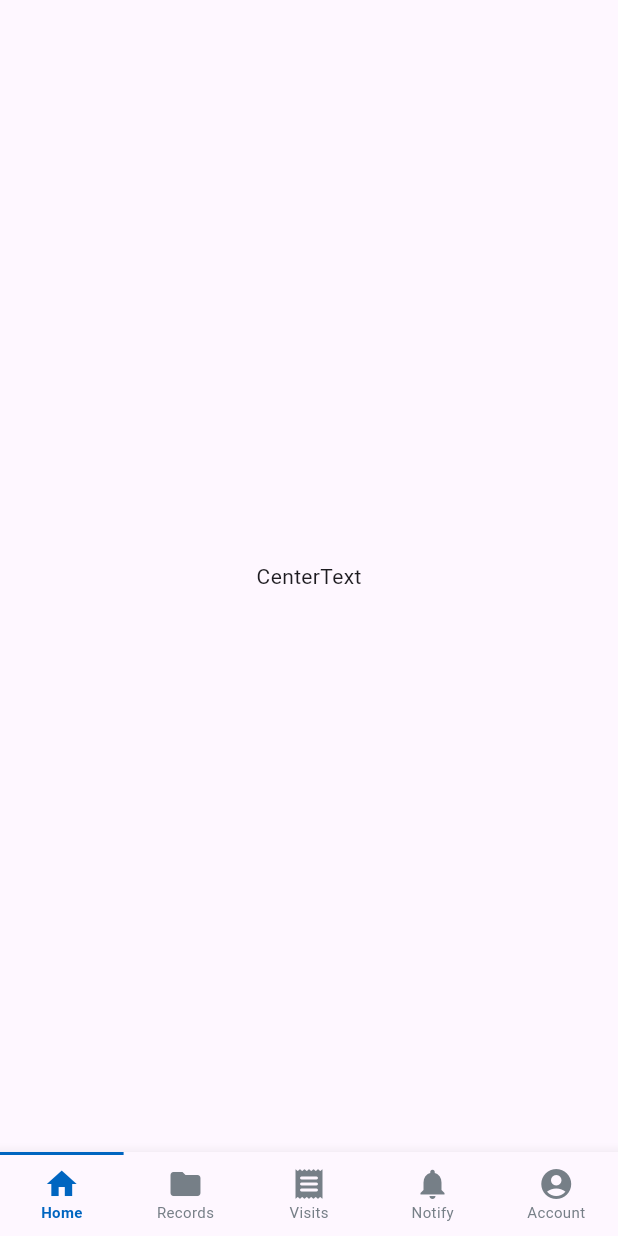
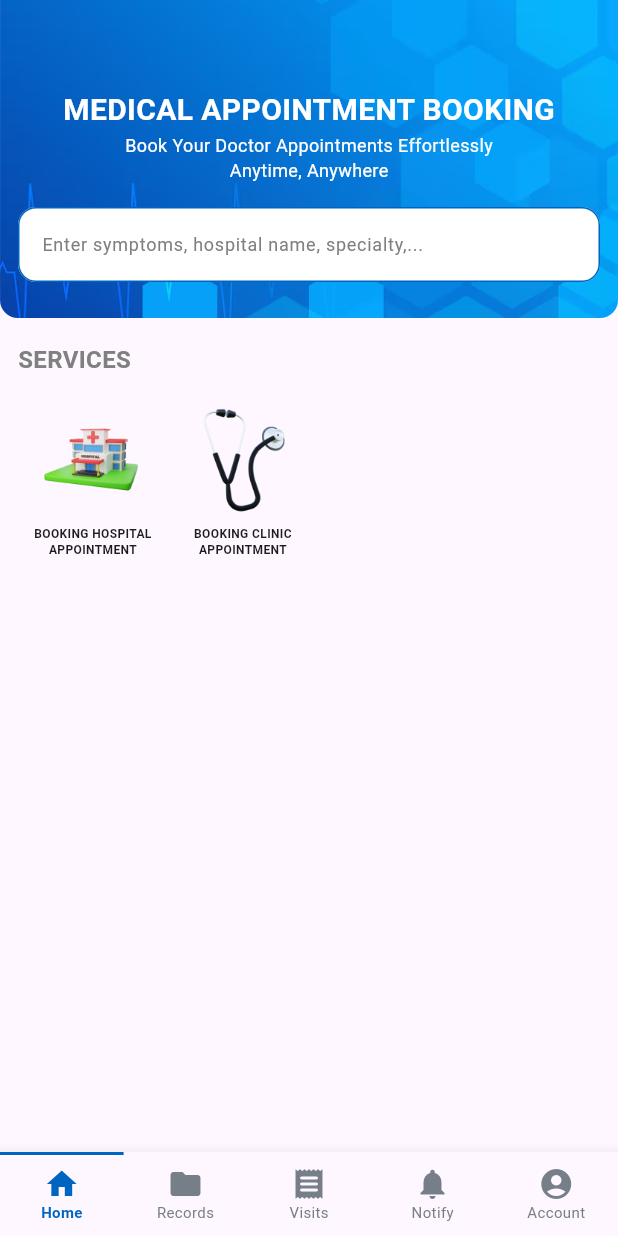
Before and after one commit to wirisungs/tpedical, a Flutter app: the screen it shows after launch, on a phone screen of 412 x 824 dp. Run offline on Flutter 3.47's test engine with Material 3 defaults, Android fonts, the phone set to English and light mode, and no system bars; our stand-ins replace bloc, flutter_svg; generated files the repository leaves out were written again.

Commit message:
basic function UI homepage

```diff
--- a/lib/app/view/main_views/home_page.dart
+++ b/lib/app/view/main_views/home_page.dart
@@ -1,4 +1,6 @@
 import 'package:flutter/material.dart';
+import 'package:flutter_svg/flutter_svg.dart';
+import 'package:tpedical/components/colors.dart';
 
 class HomePage extends StatefulWidget {
   const HomePage({super.key});
@@ -20,8 +22,15 @@ class _HomePageState extends State<HomePage> {
   Widget build(BuildContext context) {
     return SafeArea(
       child: Scaffold(
-        body: const Center(
-          child: Text('CenterText'),
+        body: const Column(
+          crossAxisAlignment: CrossAxisAlignment.start,
+          children: [
+            SearchBarArea(),
+            SizedBox(
+              height: 16,
+            ),
+            ServiceArea(),
+          ],
         ),
         bottomNavigationBar: Stack(
           children: [
@@ -54,7 +63,6 @@ class _HomePageState extends State<HomePage> {
               unselectedFontSize: 10,
               showSelectedLabels: true,
               showUnselectedLabels: true,
-              // ignore: lines_longer_than_80_chars
               selectedLabelStyle: const TextStyle(fontWeight: FontWeight.w700),
             ),
             Positioned(
@@ -71,3 +79,161 @@ class _HomePageState extends State<HomePage> {
     );
   }
 }
+
+class SearchBarArea extends StatefulWidget {
+  const SearchBarArea({super.key});
+
+  @override
+  State<SearchBarArea> createState() => _SearchBarAreaState();
+}
+
+class _SearchBarAreaState extends State<SearchBarArea> {
+  @override
+  Widget build(BuildContext context) {
+    return Container(
+      width: double.infinity,
+      height: 212,
+      decoration: const BoxDecoration(
+        image: DecorationImage(
+          image: AssetImage('assets/search_background.png'),
+          fit: BoxFit.cover,
+        ),
+        borderRadius: BorderRadius.only(
+          bottomLeft: Radius.circular(12),
+          bottomRight: Radius.circular(12),
+        ),
+      ),
+      child: const Padding(
+        padding: EdgeInsets.symmetric(horizontal: 12),
+        child: Padding(
+          padding: EdgeInsets.symmetric(vertical: 24),
+          child: Column(
+            mainAxisAlignment: MainAxisAlignment.end,
+            children: [
+              Text(
+                'MEDICAL APPOINTMENT BOOKING',
+                style: TextStyle(
+                  color: Colors.white,
+                  fontSize: 20,
+                  fontWeight: FontWeight.w700,
+                ),
+              ),
+              Text(
+                'Book Your Doctor Appointments Effortlessly',
+                style: TextStyle(
+                  color: Colors.white,
+                  fontSize: 12,
+                ),
+              ),
+              Text(
+                'Anytime, Anywhere',
+                style: TextStyle(
+                  color: Colors.white,
+                  fontSize: 12,
+                ),
+              ),
+              SizedBox(
+                height: 16,
+              ),
+              TextField(
+                decoration: InputDecoration(
+                  hintText: 'Enter symptoms, hospital name, specialty,...',
+                  hintStyle: TextStyle(color: AppColor.normalGray),
+                  fillColor: Colors.white,
+                  filled: true,
+                  enabledBorder: OutlineInputBorder(
+                    borderRadius: BorderRadius.all(Radius.circular(12)),
+                    borderSide: BorderSide(color: AppColor.primary),
+                  ),
+                  focusedBorder: OutlineInputBorder(
+                    borderRadius: BorderRadius.all(Radius.circular(12)),
+                    borderSide: BorderSide(color: AppColor.primary),
+                  ),
+                ),
+                style: TextStyle(
+                  color: AppColor.normalGray,
+                  fontSize: 12,
+                ),
+              ),
+            ],
+          ),
+        ),
+      ),
+    );
+  }
+}
+
+class ServiceArea extends StatelessWidget {
+  const ServiceArea({super.key});
+
+  @override
+  Widget build(BuildContext context) {
+    return Padding(
+      padding: const EdgeInsets.symmetric(horizontal: 12),
+      child: Column(
+        crossAxisAlignment: CrossAxisAlignment.start,
+        children: [
+          const Text(
+            'SERVICES',
+            style: TextStyle(
+              fontSize: 16,
+              fontWeight: FontWeight.w700,
+              color: AppColor.normalGray,
+            ),
+          ),
+          const SizedBox(
+            height: 12,
+          ),
+          Row(
+            children: [
+              Column(
+                children: [
+                  IconButton(
+                    splashColor: Colors.transparent,
+                    highlightColor: Colors.transparent,
+                    icon: Image.asset(
+                      'assets/svg/hospital.png',
+                      width: 72,
+                    ),
+                    onPressed: () {},
+                  ),
+                  const SizedBox(
+                    width: 100,
+                    child: Text(
+                      'BOOKING HOSPITAL APPOINTMENT',
+                      textAlign: TextAlign.center,
+                      style:
+                          TextStyle(fontSize: 8, fontWeight: FontWeight.bold),
+                    ),
+                  ),
+                ],
+              ),
+              Column(
+                children: [
+                  IconButton(
+                    splashColor: Colors.transparent,
+                    highlightColor: Colors.transparent,
+                    icon: Image.asset(
+                      'assets/svg/clinic.png',
+                      width: 72,
+                    ),
+                    onPressed: () {},
+                  ),
+                  const SizedBox(
+                    width: 100,
+                    child: Text(
+                      'BOOKING CLINIC APPOINTMENT',
+                      textAlign: TextAlign.center,
+                      style:
+                          TextStyle(fontSize: 8, fontWeight: FontWeight.bold),
+                    ),
+                  ),
+                ],
+              ),
+            ],
+          ),
+        ],
+      ),
+    );
+  }
+}
--- /dev/null
+++ b/lib/components/colors.dart
@@ -0,0 +1,9 @@
+import 'package:flutter/material.dart';
+
+class AppColor {
+  static const Color primary = Color(0xFF0065C0);
+  // Text colors
+  static const Color lightGray = Color(0xFFD3D3D3);
+  static const Color normalGray = Color(0xFF808080);
+  static const Color mateGray = Color(0xFF28282B);
+}
--- a/pubspec.yaml
+++ b/pubspec.yaml
@@ -29,3 +29,5 @@ flutter:
   assets:
     - assets/AppLogo.png
     - assets/svg/backbutton.svg
+    - assets/svg/
+    - assets/
```
Also changed, not shown: assets/search_background.png (added), assets/svg/clinic.png (added), assets/svg/hospital.png (added).
